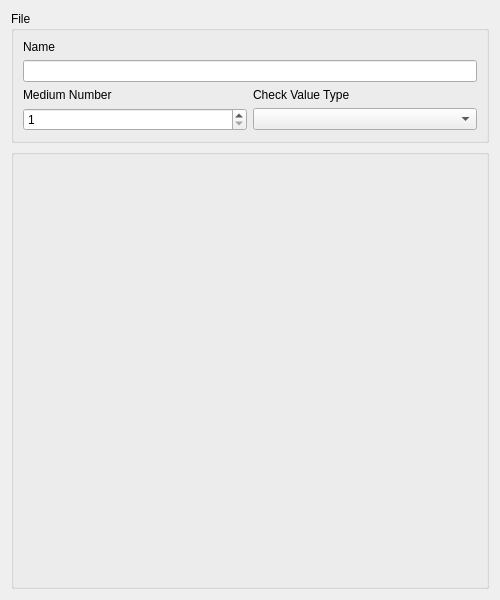
First picture: the form in lib/arinc665_qt/media/FileWidget.ui, repository hirah2205/ARINC-665, before the edit.
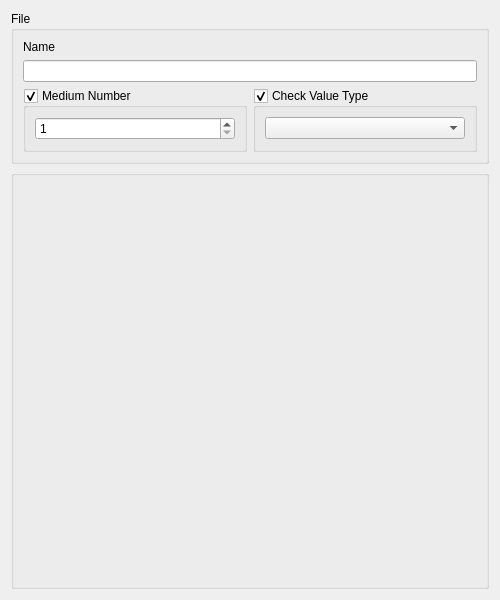
Second picture: the form after the edit. Custom widgets are drawn as their Qt base class.

Diff of the .ui file:
```diff
--- a/lib/arinc665_qt/media/FileWidget.ui
+++ b/lib/arinc665_qt/media/FileWidget.ui
@@ -20,13 +20,13 @@
       <string>File</string>
      </property>
      <layout class="QGridLayout" name="gridLayout">
-      <item row="3" column="1">
-       <widget class="QComboBox" name="checkValueType"/>
+      <item row="1" column="0" colspan="2">
+       <widget class="QLineEdit" name="nameLineEdit"/>
       </item>
-      <item row="2" column="1">
-       <widget class="QLabel" name="checkValueTypeLabel">
+      <item row="0" column="0" colspan="2">
+       <widget class="QLabel" name="nameLabel">
         <property name="text">
-         <string>Check Value Type</string>
+         <string>Name</string>
         </property>
         <property name="buddy">
          <cstring>checkValueType</cstring>
@@ -34,16 +34,15 @@
        </widget>
       </item>
       <item row="2" column="0">
-       <widget class="QLabel" name="lblMediumNumber">
-        <property name="text">
+       <widget class="QGroupBox" name="mediumNumberGroupBox">
+        <property name="title">
          <string>Medium Number</string>
         </property>
-        <property name="buddy">
-         <cstring>mediumNumber</cstring>
+        <property name="checkable">
+         <bool>true</bool>
         </property>
-       </widget>
-      </item>
-      <item row="3" column="0">
+        <layout class="QHBoxLayout" name="horizontalLayout">
+         <item>
        <widget class="QSpinBox" name="mediumNumber">
         <property name="minimum">
          <number>1</number>
@@ -53,17 +52,22 @@
         </property>
        </widget>
       </item>
-      <item row="1" column="0" colspan="2">
-       <widget class="QLineEdit" name="nameLineEdit"/>
+        </layout>
+       </widget>
       </item>
-      <item row="0" column="0" colspan="2">
-       <widget class="QLabel" name="nameLabel">
-        <property name="text">
-         <string>Name</string>
+      <item row="2" column="1">
+       <widget class="QGroupBox" name="checkValueTypeGroupBox">
+        <property name="title">
+         <string>Check Value Type</string>
         </property>
-        <property name="buddy">
-         <cstring>nameLineEdit</cstring>
+        <property name="checkable">
+         <bool>true</bool>
         </property>
+        <layout class="QHBoxLayout" name="horizontalLayout_3">
+         <item>
+          <widget class="QComboBox" name="checkValueType"/>
+         </item>
+        </layout>
        </widget>
       </item>
      </layout>
```
Left out of the diff: 7 changed lines with no effect on the pictures. Lines whose indentation alone changed are shown as unchanged.
